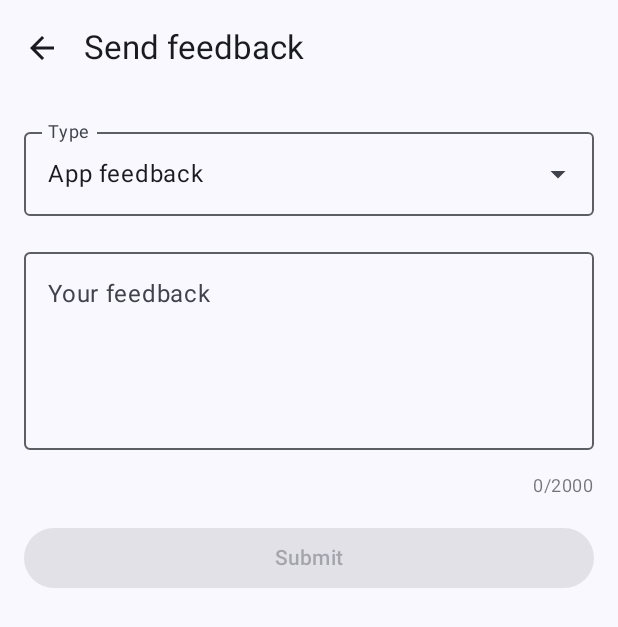
After one commit to itslokesh/ReportViolation, an Android app built with Jetpack Compose: the FeedbackScreen screen opened through its navigation route, on a phone screen of 412 x 824 dp. The commit adds this screen. Shown: the top 627 px of the screen. Run offline under Robolectric (Android 15) with nearby library versions, the phone set to English and light mode, and no system bars; network calls fail.

Commit message:
Added feedback support

```diff
--- a/app/src/main/java/com/example/reportviolation/ui/navigation/AppNavigation.kt
+++ b/app/src/main/java/com/example/reportviolation/ui/navigation/AppNavigation.kt
@@ -17,6 +17,8 @@ import com.example.reportviolation.ui.screens.reports.ReportsHistoryScreen
 import com.example.reportviolation.ui.screens.reports.ReportDetailsScreen
 import com.example.reportviolation.ui.screens.rewards.RewardsScreen
 import com.example.reportviolation.ui.screens.splash.SplashScreen
+import com.example.reportviolation.ui.screens.settings.FeedbackScreen
+import com.example.reportviolation.ui.screens.settings.FeedbackListScreen
 
 @Composable
 fun AppNavigation(navController: NavHostController = androidx.navigation.compose.rememberNavController()) {
@@ -123,6 +125,12 @@ fun AppNavigation(navController: NavHostController = androidx.navigation.compose
         composable(Screen.Rewards.route) {
             RewardsScreen(navController)
         }
+        composable(Screen.Feedback.route) {
+            FeedbackScreen(navController)
+        }
+        composable(Screen.FeedbackList.route) {
+            FeedbackListScreen(navController)
+        }
     }
 }
 
@@ -138,4 +146,6 @@ sealed class Screen(val route: String) {
     object ReportsHistory : Screen("reports_history")
     object ReportDetails : Screen("report_details")
     object Rewards : Screen("rewards")
+    object Feedback : Screen("feedback")
+    object FeedbackList : Screen("feedback_list")
 }
--- /dev/null
+++ b/app/src/main/java/com/example/reportviolation/ui/screens/settings/FeedbackScreen.kt
@@ -0,0 +1,197 @@
+package com.example.reportviolation.ui.screens.settings
+
+import androidx.compose.foundation.layout.*
+import androidx.compose.foundation.text.KeyboardOptions
+import androidx.compose.material3.*
+import androidx.compose.runtime.*
+import androidx.compose.ui.Modifier
+import androidx.compose.ui.text.input.ImeAction
+import androidx.compose.ui.text.input.KeyboardCapitalization
+import androidx.compose.ui.unit.dp
+import androidx.navigation.NavController
+import com.example.reportviolation.ui.theme.DarkBlue
+import com.example.reportviolation.data.remote.ApiClient
+import com.example.reportviolation.data.remote.FeedbackApi
+import com.example.reportviolation.data.remote.FeedbackSubmitRequest
+import com.example.reportviolation.ui.navigation.Screen
+import kotlinx.coroutines.launch
+import okhttp3.OkHttpClient
+import androidx.activity.compose.BackHandler
+import androidx.compose.material.icons.Icons
+import androidx.compose.material.icons.automirrored.filled.ArrowBack
+
+@OptIn(ExperimentalMaterial3Api::class)
+@Composable
+fun FeedbackScreen(navController: NavController) {
+    var selectedTypeLabel by remember { mutableStateOf("App feedback") }
+    var backendType by remember { mutableStateOf("APP_FEEDBACK") }
+    var message by remember { mutableStateOf("") }
+    var isSubmitting by remember { mutableStateOf(false) }
+    var error by remember { mutableStateOf<String?>(null) }
+    var success by remember { mutableStateOf(false) }
+    val charLimit = 2000 // Backend limit per spec (10–2000)
+
+    val options: List<Pair<String, String>> = listOf(
+        "App feedback" to "APP_FEEDBACK",
+        "Report feedback" to "REPORT_FEEDBACK",
+        "Service feedback" to "SERVICE_FEEDBACK",
+        "Feature request" to "FEATURE_REQUEST",
+    )
+
+    val api = remember {
+        val base = ApiClient.retrofit(OkHttpClient.Builder().build())
+        val client = ApiClient.buildClientWithAuthenticator(base.create(com.example.reportviolation.data.remote.AuthApi::class.java))
+        ApiClient.retrofit(client).create(FeedbackApi::class.java)
+    }
+    val scope = rememberCoroutineScope()
+    val snackbarHostState = remember { SnackbarHostState() }
+    val keyboardController = androidx.compose.ui.platform.LocalSoftwareKeyboardController.current
+
+    val navigateToProfileTab = remember(navController) {
+        {
+            navController.navigate("${Screen.Dashboard.route}?initialTab=3") {
+                popUpTo(0) { inclusive = true }
+                launchSingleTop = true
+            }
+        }
+    }
+
+    BackHandler { navigateToProfileTab() }
+
+    Scaffold(
+        topBar = {
+            TopAppBar(
+                title = { Text("Send feedback") },
+                navigationIcon = {
+                    IconButton(onClick = { navigateToProfileTab() }) {
+                        Icon(Icons.AutoMirrored.Filled.ArrowBack, contentDescription = "Back")
+                    }
+                }
+            )
+        },
+        snackbarHost = { SnackbarHost(hostState = snackbarHostState) }
+    ) { padding ->
+        Column(
+            modifier = Modifier
+                .fillMaxSize()
+                .padding(padding)
+                .padding(16.dp),
+            verticalArrangement = Arrangement.spacedBy(16.dp)
+        ) {
+
+
+            var expanded by remember { mutableStateOf(false) }
+            ExposedDropdownMenuBox(expanded = expanded, onExpandedChange = { expanded = !expanded }) {
+                OutlinedTextField(
+                    value = selectedTypeLabel,
+                    onValueChange = {},
+                    label = { Text("Type") },
+                    readOnly = true,
+                    trailingIcon = { ExposedDropdownMenuDefaults.TrailingIcon(expanded = expanded) },
+                    modifier = Modifier
+                        .menuAnchor()
+                        .fillMaxWidth()
+                )
+                ExposedDropdownMenu(expanded = expanded, onDismissRequest = { expanded = false }) {
+                    options.forEach { (label, value) ->
+                        DropdownMenuItem(
+                            text = { Text(label) },
+                            onClick = {
+                                selectedTypeLabel = label
+                                backendType = value
+                                expanded = false
+                            }
+                        )
+                    }
+                }
+            }
+
+            OutlinedTextField(
+                value = message,
+                onValueChange = { input ->
+                    val clipped = if (input.length > charLimit) input.take(charLimit) else input
+                    message = clipped
+                },
+                label = { Text("Your feedback") },
+                placeholder = { Text("Describe your feedback") },
+                modifier = Modifier
+                    .fillMaxWidth()
+                    .heightIn(min = 140.dp),
+                keyboardOptions = KeyboardOptions(
+                    capitalization = KeyboardCapitalization.Sentences,
+                    imeAction = ImeAction.Done
+                ),
+                singleLine = false,
+                maxLines = 6
+            )
+
+            Row(modifier = Modifier.fillMaxWidth(), horizontalArrangement = Arrangement.End) {
+                Text(
+                    text = "${message.length}/$charLimit",
+                    style = MaterialTheme.typography.bodySmall,
+                    color = MaterialTheme.colorScheme.onSurface.copy(alpha = 0.6f)
+                )
+            }
+
+            if (error != null) {
+                Text(text = error!!, color = MaterialTheme.colorScheme.error)
+            }
+
+            val meetsMinLength = message.trim().length >= 10
+            Button(
+                onClick = {
+                    if (message.isBlank()) {
+                        error = "Please enter your feedback"
+                        return@Button
+                    }
+                    error = null
+                    isSubmitting = true
+                    val body = FeedbackSubmitRequest(
+                        feedbackType = backendType,
+                        category = "SUGGESTION",
+                        title = selectedTypeLabel,
+                        description = message,
+                        priority = "MEDIUM",
+                    )
+                    scope.launch {
+                        try {
+                            keyboardController?.hide()
+                            val res = api.submit(body)
+                            if (res.success) {
+                                message = ""
+                                // Show snackbar clearly above keyboard
+                                snackbarHostState.showSnackbar(
+                                    message = "Feedback submitted successfully",
+                                    withDismissAction = false,
+                                    duration = SnackbarDuration.Short
+                                )
+                                // Show a temporary footer message, then navigate to home
+                                kotlinx.coroutines.delay(2500)
+                                navController.navigate(Screen.Dashboard.route) {
+                                    popUpTo(0) { inclusive = true }
+                                }
+                            } else {
+                                error = res.error ?: res.message ?: "Failed to send feedback"
+                            }
+                        } catch (e: Exception) {
+                            error = e.message ?: "Failed to send feedback"
+                        } finally {
+                            isSubmitting = false
+                        }
+                    }
+                },
+                enabled = !isSubmitting && meetsMinLength && message.length <= charLimit,
+                modifier = Modifier.fillMaxWidth(),
+                colors = ButtonDefaults.buttonColors(containerColor = DarkBlue, contentColor = MaterialTheme.colorScheme.onPrimary)
+            ) {
+                if (isSubmitting) {
+                    CircularProgressIndicator(modifier = Modifier.size(18.dp), color = MaterialTheme.colorScheme.onPrimary)
+                    Spacer(Modifier.width(8.dp))
+                }
+                Text("Submit")
+            }
+
+            Spacer(modifier = Modifier.weight(1f))
+        }
+    }
+}
--- a/app/src/main/res/values/strings.xml
+++ b/app/src/main/res/values/strings.xml
@@ -7,12 +7,16 @@
     <string name="settings_notifications">Notifications</string>
     <string name="settings_accessibility">Accessibility</string>
     <string name="settings_reward_points">Reward Points</string>
+    <string name="send_feedback">Send Feedback</string>
     <string name="settings_logout">Logout</string>
     <string name="settings_government_notifications">Government</string>
     <string name="settings_service_updates">Service Updates</string>
     <string name="settings_offers">Offers</string>
     <string name="settings_text_size">Aa Text size</string>
     <string name="settings_color_contrast">Color contrast</string>
+    <string name="feedbacks_title">Feedbacks</string>
+    <string name="submit_feedback">Submit Feedback</string>
+    <string name="show_feedbacks">Show Feedbacks</string>
     <string name="settings_screen_reader">Screen reader</string>
     <string name="settings_language_english">English</string>
     <string name="settings_language_tamil">Tamil</string>
```
Also changed, not shown: app/src/main/java/com/example/reportviolation/data/remote/ApiModels.kt (+60 -0 lines), app/src/main/java/com/example/reportviolation/data/remote/Apis.kt (+11 -0 lines), app/src/main/java/com/example/reportviolation/ui/screens/dashboard/DashboardScreen.kt (+83 -2 lines), app/src/main/java/com/example/reportviolation/ui/screens/settings/FeedbackListScreen.kt (added, +192 -0 lines), app/src/main/java/com/example/reportviolation/ui/screens/settings/SettingsViewModel.kt (+14 -5 lines).
